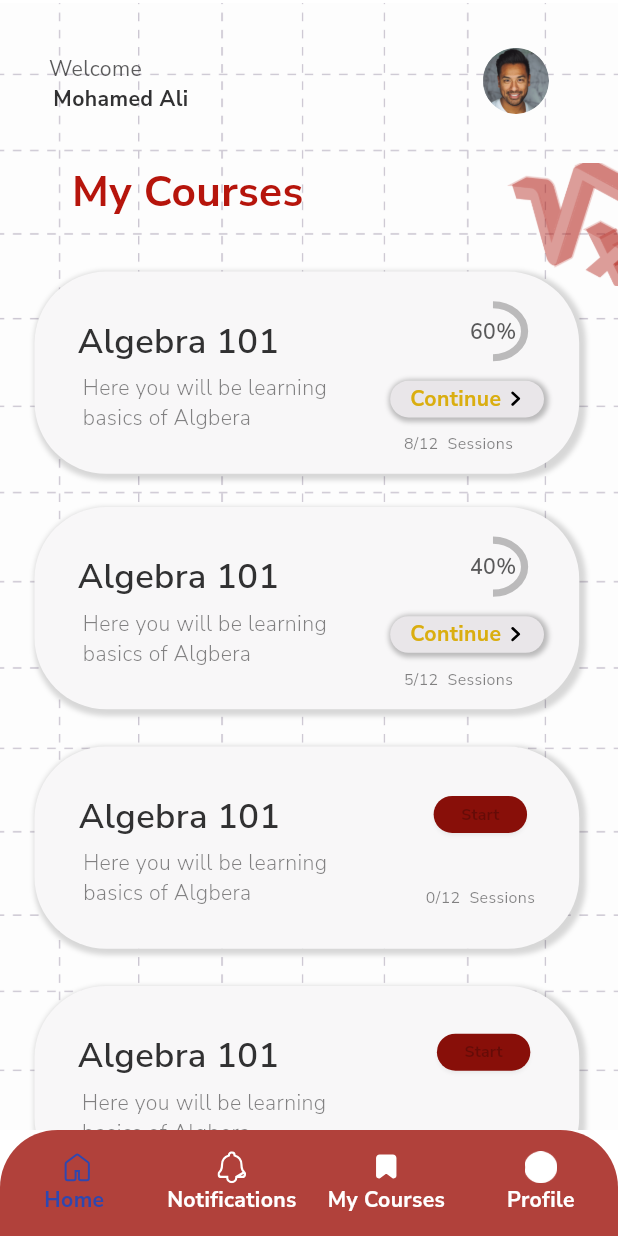
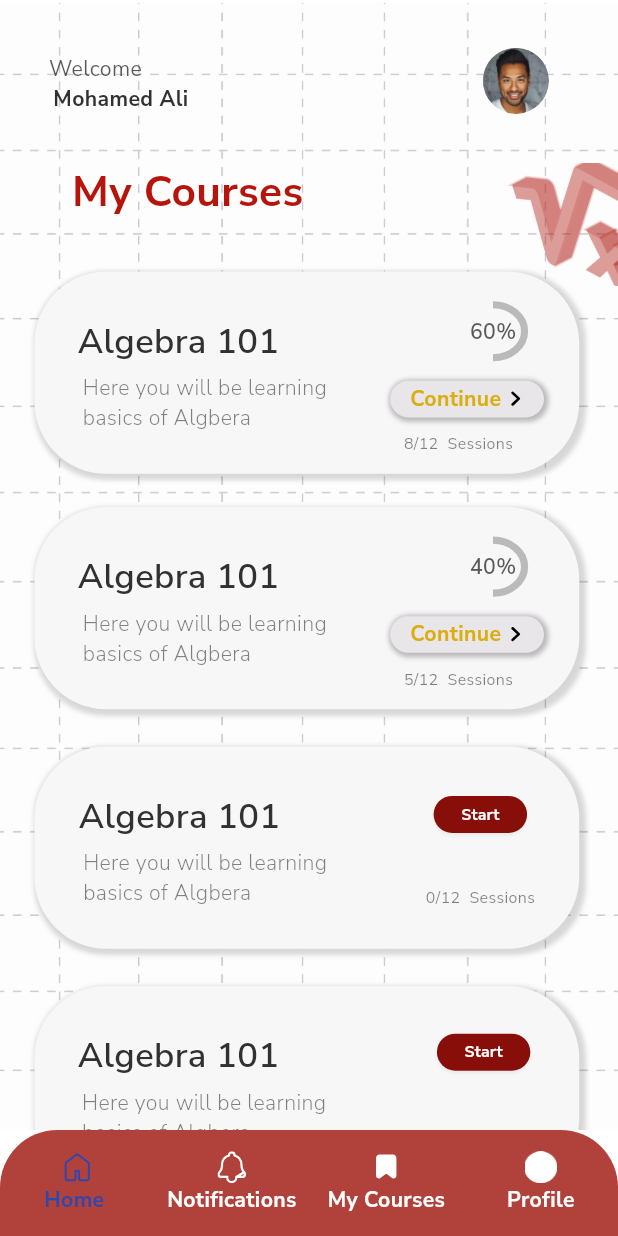
Before and after one commit to ziyadmansy/math-courses-generated-flutter-app, a Flutter app: the HomeScreen screen opened by its route, after a tap on "View All", on a phone screen of 412 x 824 dp. Run offline on Flutter 3.47's test engine with Material 3 defaults, Android fonts, the light colour scheme and no system bars; our stand-ins replace cached_network_image, connectivity_plus, flutter_svg, google_maps_flutter, shared_preferences; accounts and stored records are empty.

Commit message:
home screen ui / welcome / login

```diff
--- a/lib/presentation/home_screen/home_screen.dart
+++ b/lib/presentation/home_screen/home_screen.dart
@@ -30,6 +30,7 @@ class HomeScreenState extends State<HomeScreen> {
 
   @override
   Widget build(BuildContext context) {
+    final size = MediaQuery.sizeOf(context);
     return SafeArea(
         child: Scaffold(
             resizeToAvoidBottomInset: false,
@@ -57,6 +58,7 @@ class HomeScreenState extends State<HomeScreen> {
 
   /// Section Widget
   Widget _buildWelcomeSection(BuildContext context) {
+    final size = MediaQuery.sizeOf(context);
     return SingleChildScrollView(
         scrollDirection: Axis.horizontal,
         padding: EdgeInsets.only(left: 3.h),
@@ -206,6 +208,7 @@ class HomeScreenState extends State<HomeScreen> {
                             Align(
                                 alignment: Alignment.topLeft,
                                 child: Container(
+                                    width: size.width / 1.5,
                                     margin:
                                         EdgeInsets.only(left: 20.h, top: 253.v),
                                     padding: EdgeInsets.symmetric(
@@ -225,7 +228,8 @@ class HomeScreenState extends State<HomeScreen> {
                                               alignment: Alignment.centerRight,
                                               child: Row(
                                                   mainAxisAlignment:
-                                                  MainAxisAlignment.end,
+                                                      MainAxisAlignment
+                                                          .spaceBetween,
                                                   children: [
                                                     Text("lbl_est".tr,
                                                         style: TextStyle(
@@ -254,7 +258,6 @@ class HomeScreenState extends State<HomeScreen> {
                                                   ])),
                                           SizedBox(height: 24.v),
                                           Container(
-                                              width: 177.h,
                                               margin:
                                                   EdgeInsets.only(left: 8.h),
                                               child: Text(
@@ -285,7 +288,7 @@ class HomeScreenState extends State<HomeScreen> {
                                         children: [
                                           SizedBox(
                                               height: 177.v,
-                                              width: 273.h,
+                                              width: size.width / 1.5,
                                               child: Stack(
                                                   alignment:
                                                       Alignment.topCenter,
@@ -338,8 +341,9 @@ class HomeScreenState extends State<HomeScreen> {
                                                                         .start,
                                                                 children: [
                                                                   SizedBox(
-                                                                      width:
-                                                                      241.h,
+                                                                      width: size
+                                                                              .width /
+                                                                          1.5,
                                                                       child: Row(
                                                                           mainAxisAlignment:
                                                                               MainAxisAlignment.spaceBetween,
@@ -379,50 +383,6 @@ class HomeScreenState extends State<HomeScreen> {
                                                                               fontWeight: FontWeight.w300)))
                                                                 ])))
                                                   ])),
-                                          Padding(
-                                              padding: EdgeInsets.only(
-                                                  top: 28.v, bottom: 40.v),
-                                              child: Column(
-                                                  crossAxisAlignment:
-                                                  CrossAxisAlignment.start,
-                                                  children: [
-                                                    Text("lbl_algebra_101".tr,
-                                                        textAlign:
-                                                        TextAlign.center,
-                                                        style: TextStyle(
-                                                            color: appTheme
-                                                                .blueGray90001,
-                                                            fontSize: 26.fSize,
-                                                            fontFamily:
-                                                            'Nunito Sans',
-                                                            fontWeight:
-                                                            FontWeight
-                                                                .w600)),
-                                                    SizedBox(height: 28.v),
-                                                    Container(
-                                                        width: 183.h,
-                                                        margin: EdgeInsets.only(
-                                                            left: 4.h),
-                                                        child: Text(
-                                                            "msg_here_you_will_be2"
-                                                                .tr,
-                                                            maxLines: 2,
-                                                            overflow:
-                                                            TextOverflow
-                                                                .ellipsis,
-                                                            style: TextStyle(
-                                                                color: appTheme
-                                                                    .blueGray90001
-                                                                    .withOpacity(
-                                                                    0.6),
-                                                                fontSize:
-                                                                16.fSize,
-                                                                fontFamily:
-                                                                'Nunito Sans',
-                                                                fontWeight:
-                                                                FontWeight
-                                                                    .w300)))
-                                                  ]))
                                         ]))),
                             Align(
                                 alignment: Alignment.bottomCenter,
@@ -458,94 +418,111 @@ class HomeScreenState extends State<HomeScreen> {
                                                           fontWeight: FontWeight
                                                               .w700))))
                                         ]))),
-                            Align(
-                                alignment: Alignment.bottomRight,
-                                child: Padding(
-                                    padding: EdgeInsets.only(right: 73.h),
-                                    child: Text("lbl_8_12_sessions".tr,
-                                        style: TextStyle(
-                                            color: appTheme.blueGray90001
-                                                .withOpacity(0.6),
-                                            fontSize: 12.fSize,
-                                            fontFamily: 'Nunito Sans',
-                                            fontWeight: FontWeight.w400)))),
+                            // Align(
+                            //     alignment: Alignment.bottomRight,
+                            //     child: Padding(
+                            //         padding: EdgeInsets.only(right: 73.h),
+                            //         child: Text("lbl_8_12_sessions".tr,
+                            //             style: TextStyle(
+                            //                 color: appTheme.blueGray90001
+                            //                     .withOpacity(0.6),
+                            //                 fontSize: 12.fSize,
+                            //                 fontFamily: 'Nunito Sans',
+                            //                 fontWeight: FontWeight.w400)))),
                             CustomImageView(
                                 imagePath: ImageConstant.imgUser,
                                 height: 79.v,
                                 width: 58.h,
                                 alignment: Alignment.bottomLeft,
                                 margin: EdgeInsets.only(bottom: 44.v)),
-                            Align(
-                                alignment: Alignment.topRight,
-                                child: Container(
-                                    margin: EdgeInsets.only(top: 253.v),
-                                    padding: EdgeInsets.symmetric(
-                                        horizontal: 26.h, vertical: 22.v),
-                                    decoration: AppDecoration.outlinePrimary1
-                                        .copyWith(
-                                        borderRadius: BorderRadiusStyle
-                                            .roundedBorder50),
-                                    child: Column(
-                                        mainAxisSize: MainAxisSize.min,
-                                        crossAxisAlignment:
-                                        CrossAxisAlignment.start,
-                                        children: [
-                                          Padding(
-                                              padding:
-                                              EdgeInsets.only(left: 16.h),
-                                              child: Text("lbl_calculus".tr,
-                                                  textAlign: TextAlign.center,
-                                                  style: TextStyle(
-                                                      color: appTheme
-                                                          .blueGray90001,
-                                                      fontSize: 26.fSize,
-                                                      fontFamily: 'Nunito Sans',
-                                                      fontWeight:
-                                                      FontWeight.w600))),
-                                          SizedBox(height: 29.v),
-                                          Align(
-                                              alignment: Alignment.centerRight,
-                                              child: SizedBox(
-                                                  width: 183.h,
-                                                  child: Text(
-                                                      "msg_here_you_will_be2"
-                                                          .tr,
-                                                      maxLines: 2,
-                                                      overflow:
-                                                      TextOverflow.ellipsis,
-                                                      style: TextStyle(
-                                                          color: appTheme
-                                                              .blueGray90001
-                                                              .withOpacity(0.6),
-                                                          fontSize: 16.fSize,
-                                                          fontFamily:
-                                                          'Nunito Sans',
-                                                          fontWeight: FontWeight
-                                                              .w300)))),
-                                          SizedBox(height: 8.v)
-                                        ])))
+                            // Align(
+                            //     alignment: Alignment.topLeft,
+                            //     child: Container(
+                            //         margin: EdgeInsets.only(top: 253.v),
+                            //         padding: EdgeInsets.symmetric(
+                            //             horizontal: 26.h, vertical: 22.v),
+                            //         decoration: AppDecoration.outlinePrimary1
+                            //             .copyWith(
+                            //                 borderRadius: BorderRadiusStyle
+                            //                     .roundedBorder50),
+                            //         child: Column(
+                            //             mainAxisSize: MainAxisSize.min,
+                            //             crossAxisAlignment:
+                            //                 CrossAxisAlignment.start,
+                            //             children: [
+                            //               SizedBox(
+                            //                   width: 241.h,
+                            //                   child: Row(
+                            //                       mainAxisAlignment:
+                            //                           MainAxisAlignment
+                            //                               .spaceBetween,
+                            //                       children: [
+                            //                         Text("lbl_calculus".tr,
+                            //                             style: TextStyle(
+                            //                                 color: appTheme
+                            //                                     .blueGray90001,
+                            //                                 fontSize: 26.fSize,
+                            //                                 fontFamily:
+                            //                                     'Nunito Sans',
+                            //                                 fontWeight:
+                            //                                     FontWeight
+                            //                                         .w600)),
+                            //                         CustomElevatedButton(
+                            //                             height: 33.v,
+                            //                             width: 80.h,
+                            //                             text:
+                            //                                 "lbl_subscribe".tr,
+                            //                             margin: EdgeInsets.only(
+                            //                                 left: 33.h),
+                            //                             buttonStyle:
+                            //                                 CustomButtonStyles
+                            //                                     .fillAmber,
+                            //                             onPressed: () {
+                            //                               onTapSubscribe(
+                            //                                   context);
+                            //                             })
+                            //                       ])),
+                            //               SizedBox(height: 27.v),
+                            //               Container(
+                            //                   width: 177.h,
+                            //                   margin:
+                            //                       EdgeInsets.only(left: 8.h),
+                            //                   child: Text(
+                            //                       "msg_here_you_will_be2".tr,
+                            //                       maxLines: 2,
+                            //                       overflow:
+                            //                           TextOverflow.ellipsis,
+                            //                       style: TextStyle(
+                            //                           color: appTheme
+                            //                               .blueGray90001
+                            //                               .withOpacity(0.6),
+                            //                           fontSize: 16.fSize,
+                            //                           fontFamily: 'Nunito Sans',
+                            //                           fontWeight:
+                            //                               FontWeight.w300)))
+                            //             ])))
                           ]))),
-                  CustomImageView(
-                      imagePath: ImageConstant.imgRectangle15,
-                      height: 177.v,
-                      width: 108.h,
-                      alignment: Alignment.bottomRight,
-                      margin: EdgeInsets.only(bottom: 147.v))
+                  // CustomImageView(
+                  //     imagePath: ImageConstant.imgRectangle15,
+                  //     height: 177.v,
+                  //     width: 108.h,
+                  //     alignment: Alignment.bottomRight,
+                  //     margin: EdgeInsets.only(bottom: 147.v))
                 ]))));
   }
 
   /// Section Widget
   Widget _buildBottomBarSection(BuildContext context) {
     return CustomBottomBar(onChanged: (BottomBarEnum type) {
-      if(type == BottomBarEnum.Notifications) {
+      if (type == BottomBarEnum.Notifications) {
         NavigatorService.pushNamed(
           AppRoutes.notificationsPage,
         );
-      } else if(type == BottomBarEnum.Mycourses) {
+      } else if (type == BottomBarEnum.Mycourses) {
         NavigatorService.pushNamed(
           AppRoutes.myCoursesScreen,
         );
-      } else if(type == BottomBarEnum.Profile) {
+      } else if (type == BottomBarEnum.Profile) {
         NavigatorService.pushNamed(
           AppRoutes.profileFinishedCoursesPage,
         );
--- a/lib/presentation/login_screen/login_screen.dart
+++ b/lib/presentation/login_screen/login_screen.dart
@@ -1,4 +1,3 @@
-import 'models/login_model.dart';
 import 'package:flutter/material.dart';
 import 'package:math_courses/core/app_export.dart';
 import 'package:math_courses/widgets/custom_elevated_button.dart';
--- a/lib/presentation/splash_screen/splash_screen.dart
+++ b/lib/presentation/splash_screen/splash_screen.dart
@@ -19,7 +19,7 @@ class SplashScreenState extends State<SplashScreen> {
   @override
   void initState() {
     super.initState();
-    Future.delayed(const Duration(milliseconds: 3000), () {
+    Future.delayed(const Duration(milliseconds: 2000), () {
       NavigatorService.popAndPushNamed(
         AppRoutes.welcomeScreen,
       );
--- a/lib/presentation/welcome_screen/welcome_screen.dart
+++ b/lib/presentation/welcome_screen/welcome_screen.dart
@@ -65,7 +65,9 @@ class WelcomeScreenState extends State<WelcomeScreen> {
         padding: EdgeInsets.symmetric(horizontal: 60.h, vertical: 40.v),
         decoration: AppDecoration.outlinePrimary
             .copyWith(borderRadius: BorderRadiusStyle.customBorderTL50),
-            child: Column(mainAxisSize: MainAxisSize.min, children: [
+        child: Column(
+          mainAxisSize: MainAxisSize.min,
+          children: [
             Text("lbl_welcome_back".tr,
                 style: TextStyle(
                     color: appTheme.blueGray900,
@@ -83,12 +85,16 @@ class WelcomeScreenState extends State<WelcomeScreen> {
             CustomElevatedButton(
               height: 67.v,
               text: "lbl_login".tr,
-                  buttonStyle: CustomButtonStyles.outlinePrimary,
+              // buttonStyle: CustomButtonStyles.outlinePrimary,
               onPressed: () {
                 onTapLogin(context);
-                  }),
+              },
+            ),
             SizedBox(height: 43.v)
-            ])));
+          ],
+        ),
+      ),
+    );
   }
 
   /// Navigates to the loginScreen when the action is triggered.
--- a/lib/widgets/custom_elevated_button.dart
+++ b/lib/widgets/custom_elevated_button.dart
@@ -5,7 +5,6 @@ import 'package:math_courses/widgets/base_button.dart';
 class CustomElevatedButton extends BaseButton {
   CustomElevatedButton({
     Key? key,
-    this.decoration,
     this.leftIcon,
     this.rightIcon,
     EdgeInsets? margin,
@@ -29,8 +28,6 @@ class CustomElevatedButton extends BaseButton {
           margin: margin,
         );
 
-  final BoxDecoration? decoration;
-
   final Widget? leftIcon;
 
   final Widget? rightIcon;
@@ -49,7 +46,6 @@ class CustomElevatedButton extends BaseButton {
         height: this.height ?? 42.v,
         width: this.width ?? double.maxFinite,
         margin: margin,
-        decoration: decoration,
         child: ElevatedButton(
           style: buttonStyle,
           onPressed: isDisabled ?? false ? null : onPressed ?? () {},
@@ -60,7 +56,9 @@ class CustomElevatedButton extends BaseButton {
               leftIcon ?? const SizedBox.shrink(),
               Text(
                 text,
-                style: buttonTextStyle,
+                style: TextStyle(
+                  color: Colors.white,
+                ),
               ),
               rightIcon ?? const SizedBox.shrink(),
             ],
--- a/lib/widgets/custom_search_view.dart
+++ b/lib/widgets/custom_search_view.dart
@@ -9,7 +9,7 @@ class CustomSearchView extends StatelessWidget {
     this.scrollPadding,
     this.controller,
     this.focusNode,
-    this.autofocus = true,
+    this.autofocus = false,
     this.textStyle,
     this.textInputType = TextInputType.text,
     this.maxLines,
```
Also changed, not shown: 1 other file. Lines whose indentation alone changed are shown as unchanged.
